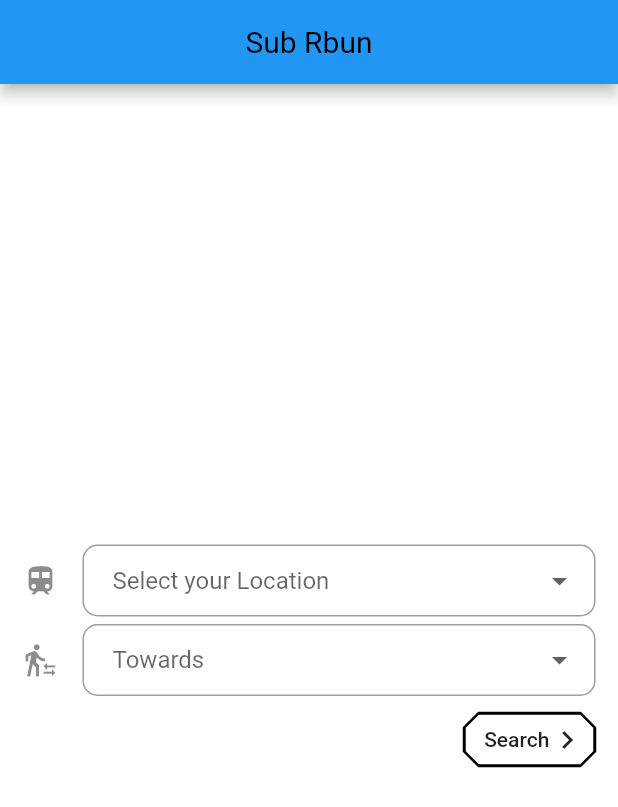
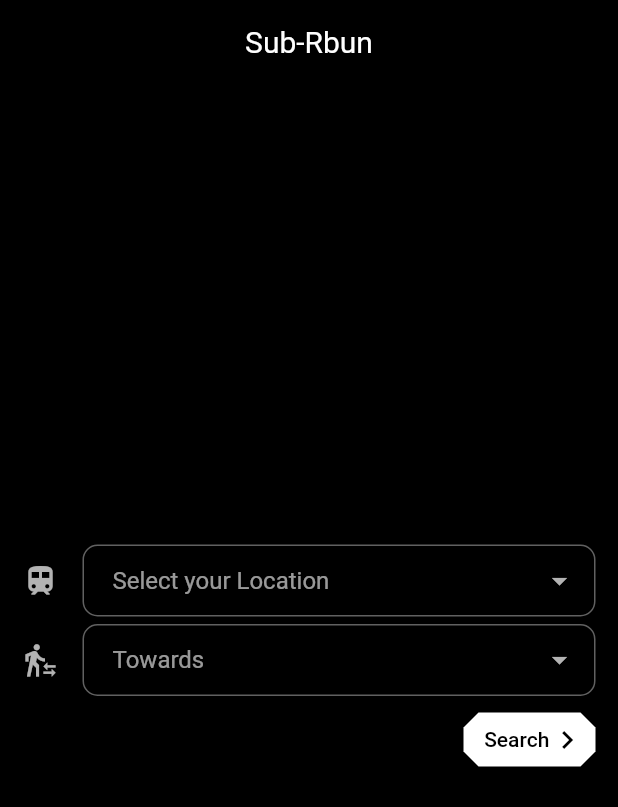
Before and after one commit to rahul-ti/Sub-Rbun, a Flutter app: the screen it shows after launch, on a phone screen of 412 x 824 dp. Shown: the top 807 px of the screen. Run offline on Flutter 3.47's test engine with Material 2 defaults, Android fonts, the phone set to English and light mode, and no system bars; our stand-ins replace location; missing offline and left inert: screen.

Commit message:
Black theme and keep screen on permissions and pub

```diff
--- a/lib/main.dart
+++ b/lib/main.dart
@@ -22,15 +22,17 @@ class MyApp extends StatelessWidget {
   Widget build(BuildContext context) {
     return MaterialApp(
       theme: ThemeData(
-        scaffoldBackgroundColor: Colors.white,
-        /* appBarTheme: AppBarTheme().copyWith(
+
+        scaffoldBackgroundColor: Colors.black,
+        appBarTheme: AppBarTheme().copyWith(
           iconTheme: IconThemeData(color: Colors.black,size: 24.0),
-          color: Colors.white,
+          color: Colors.black,
           elevation: 0.0,
-        ), */
-        brightness: Brightness.light,
+        ),
+        brightness: Brightness.dark,
         buttonTheme: ButtonThemeData().copyWith(
           buttonColor: Colors.brown,
+
           shape: BeveledRectangleBorder(
             borderRadius: BorderRadius.circular(10.0),
           ),
--- a/lib/pages/home.dart
+++ b/lib/pages/home.dart
@@ -2,6 +2,7 @@ import 'package:flutter/material.dart';
 import './trainslist.dart';
 import 'package:location/location.dart';
 import 'package:flutter/services.dart';
+
 class HomePage extends StatefulWidget {
   @override
   State<StatefulWidget> createState() {
@@ -14,7 +15,7 @@ class _HomePageState extends State<HomePage> {
   var _stations = [
     "Kalyan",
     "Thakurli",
-    "Dombivli",
+    "Dombivali",
     "Kopar",
     "Diva",
     "Mumbra",
@@ -38,7 +39,7 @@ class _HomePageState extends State<HomePage> {
   Location _locationService = new Location();
   String error;
   LocationData location;
- @override
+  @override
   void initState() {
     super.initState();
 
@@ -70,15 +71,17 @@ class _HomePageState extends State<HomePage> {
       location = null;
     }
   }
+
   @override
   Widget build(BuildContext context) {
     return SafeArea(
       child: Scaffold(
+
         appBar: AppBar(
           title: Text(
-            "Sub Rbun",
+            "Sub-Rbun",
             style: TextStyle(
-              color: Colors.black,
+              color: Colors.white,
               fontWeight: FontWeight.normal,
             ),
           ),
@@ -148,18 +151,19 @@ class _HomePageState extends State<HomePage> {
                   SizedBox(
                     height: 5.0,
                   ),
-                  OutlineButton(
-                    borderSide: BorderSide(width: 1.0),
-                    highlightedBorderColor: Colors.brown,
+                  FlatButton(
+                  color: Colors.white,
+                    //borderSide: BorderSide(width: 1.0),
+                    //highlightedBorderColor: Colors.brown,
                     padding: EdgeInsets.all(0.0),
                     child: Row(
                       crossAxisAlignment: CrossAxisAlignment.center,
                       mainAxisSize: MainAxisSize.min,
                       mainAxisAlignment: MainAxisAlignment.center,
                       children: <Widget>[
-                        Text("  Search"),
+                        Text("  Search",style: TextStyle(color: Colors.black),),
                         Icon(
-                          Icons.keyboard_arrow_right,
+                          Icons.keyboard_arrow_right,color: Colors.black,
                         )
                       ],
                     ),
--- a/lib/pages/traintrack.dart
+++ b/lib/pages/traintrack.dart
@@ -3,6 +3,7 @@ import 'package:location/location.dart';
 import 'dart:async';
 import 'dart:convert';
 import 'package:http/http.dart' as http;
+import 'package:screen/screen.dart';
 
 class TrackingSwitch extends StatefulWidget {
   final String _trainId;
@@ -68,6 +69,7 @@ class _TrackingSwitchState extends State<TrackingSwitch> {
 
   trackingSwitchOff() async {
     await _locationSubscription.cancel();
+    Screen.keepOn(false);
     _currentLocation = null;
     t.cancel();
   }
@@ -81,6 +83,7 @@ class _TrackingSwitchState extends State<TrackingSwitch> {
         });
       }
     });
+    Screen.keepOn(true);
     Timer(Duration(seconds: 5), () {
       radarPost();
     });
--- a/pubspec.yaml
+++ b/pubspec.yaml
@@ -17,6 +17,7 @@ environment:
   sdk: ">=2.1.0 <3.0.0"
 
 dependencies:
+  screen: ^0.0.5
   http: ^0.12.0+1
   location: ^2.3.5
   flutter:
```
Also changed, not shown: lib/pages/build_list.dart (+55 -37 lines), lib/pages/trainslist.dart (+6 -7 lines), lib/pages/trainstops.dart (+4 -3 lines), pubspec.lock, 2 other files.
